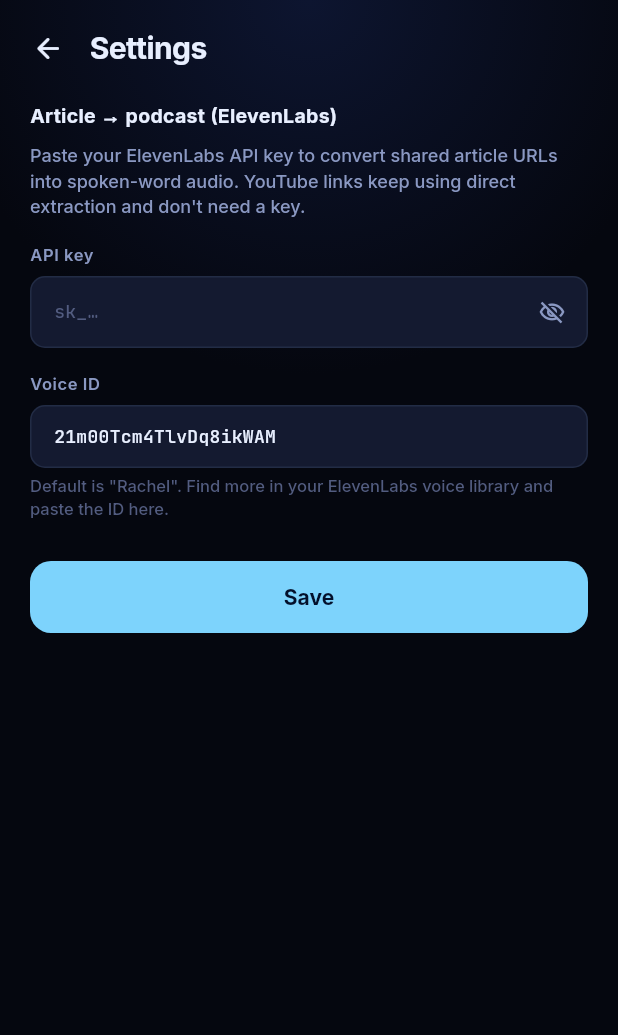
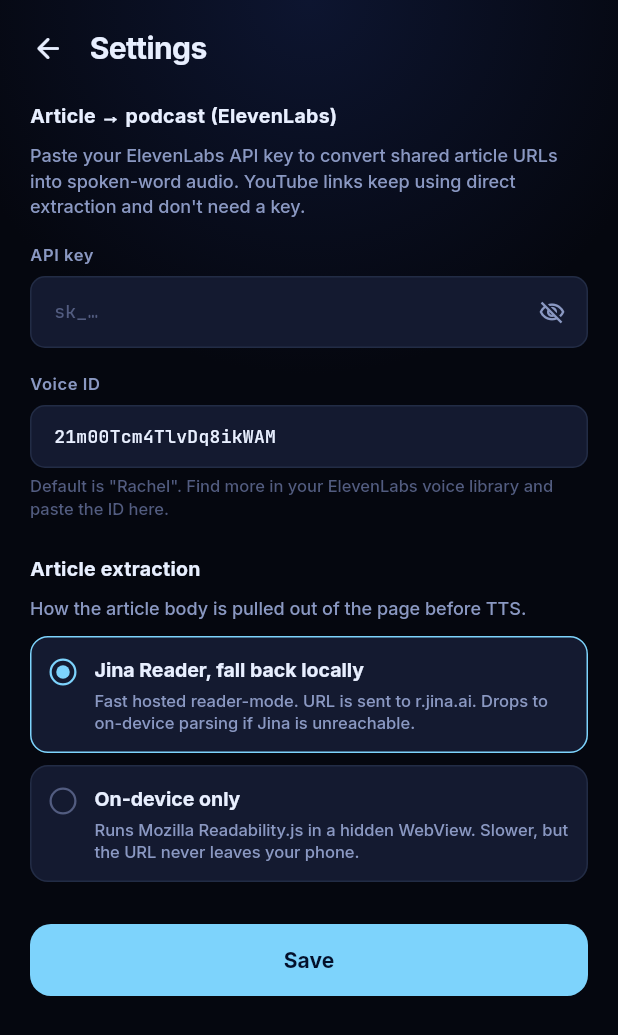
Before and after one commit to wgorski/podcastr, a Flutter app: the SettingsScreen screen opened directly, on a phone screen of 412 x 824 dp. Shown: the top 1035 px of the screen. Run offline on Flutter 3.47's test engine with Material 3 defaults, Android fonts, the phone set to English and light mode, and no system bars; our stand-ins replace google_fonts, just_audio, just_audio_background, permission_handler, share_plus, shared_preferences; missing offline and left inert: flutter_inappwebview, receive_sharing_intent; accounts and stored records are empty; statements that could not run were skipped.

Commit message:
Settings: choose Jina + local fallback vs. local only
Adds an ExtractionMode setting alongside the API key + voice ID. Two
options:

  - Jina Reader, fall back locally (default)
  - On-device only — runs Readability.js in the hidden WebView and
    never sends the URL to r.jina.ai

The article sheet reads the mode in _resolve() and passes it per call
to ArticleExtractor.extract(); the local-only path is a direct user
choice, not a fallback, so it doesn't set usedFallback / surface the
banner.

Tests cover the new orchestration path, the constructor-default vs
per-call override behaviour, and the SettingsStore round-trip.

```diff
--- a/lib/screens/article_sheet.dart
+++ b/lib/screens/article_sheet.dart
@@ -58,7 +58,8 @@ class _ArticleSheetState extends State<ArticleSheet> {
       _errorMessage = null;
     });
     try {
-      final article = await _extractor.extract(widget.url);
+      final mode = await _settings.extractionMode();
+      final article = await _extractor.extract(widget.url, mode: mode);
       if (!mounted) return;
       // Surface the missing-key state up front — the user shouldn't have to
       // wait for ElevenLabs to reject the request to learn it's missing.
--- a/lib/screens/settings_screen.dart
+++ b/lib/screens/settings_screen.dart
@@ -1,5 +1,6 @@
 import 'package:flutter/material.dart';
 
+import '../services/article_extractor.dart';
 import '../services/elevenlabs_tts.dart';
 import '../state/settings_store.dart';
 import '../theme/aurora_theme.dart';
@@ -22,6 +23,7 @@ class _SettingsScreenState extends State<SettingsScreen> {
   final _voiceCtrl = TextEditingController();
   bool _obscure = true;
   bool _loaded = false;
+  ExtractionMode _mode = ExtractionMode.jinaWithLocalFallback;
 
   @override
   void initState() {
@@ -32,10 +34,12 @@ class _SettingsScreenState extends State<SettingsScreen> {
   Future<void> _load() async {
     final key = await _store.apiKey();
     final voice = await _store.voiceId();
+    final mode = await _store.extractionMode();
     if (!mounted) return;
     setState(() {
       _apiKeyCtrl.text = key ?? '';
       _voiceCtrl.text = voice;
+      _mode = mode;
       _loaded = true;
     });
   }
@@ -45,6 +49,7 @@ class _SettingsScreenState extends State<SettingsScreen> {
     final voice = _voiceCtrl.text.trim();
     await _store.setApiKey(key.isEmpty ? null : key);
     await _store.setVoiceId(voice.isEmpty ? null : voice);
+    await _store.setExtractionMode(_mode);
     if (!mounted) return;
     Navigator.of(context).pop(key.isNotEmpty);
   }
@@ -120,6 +125,34 @@ class _SettingsScreenState extends State<SettingsScreen> {
                             'Default is "Rachel". Find more in your ElevenLabs voice library and paste the ID here.',
                             style: AuroraTheme.body(
                                 size: 11, color: AuroraTheme.dim, height: 1.4),
+                          ),
+                          const SizedBox(height: 24),
+                          _SectionLabel('Article extraction'),
+                          const SizedBox(height: 8),
+                          Text(
+                            'How the article body is pulled out of the page before TTS.',
+                            style: AuroraTheme.body(
+                                size: 12, color: AuroraTheme.muted, height: 1.45),
+                          ),
+                          const SizedBox(height: 10),
+                          _ExtractionModeOption(
+                            mode: ExtractionMode.jinaWithLocalFallback,
+                            selected: _mode,
+                            title: 'Jina Reader, fall back locally',
+                            subtitle:
+                                'Fast hosted reader-mode. URL is sent to r.jina.ai. '
+                                'Drops to on-device parsing if Jina is unreachable.',
+                            onTap: (m) => setState(() => _mode = m),
+                          ),
+                          const SizedBox(height: 8),
+                          _ExtractionModeOption(
+                            mode: ExtractionMode.localOnly,
+                            selected: _mode,
+                            title: 'On-device only',
+                            subtitle:
+                                'Runs Mozilla Readability.js in a hidden WebView. '
+                                'Slower, but the URL never leaves your phone.',
+                            onTap: (m) => setState(() => _mode = m),
                           ),
                           const SizedBox(height: 28),
                           SizedBox(
@@ -234,6 +267,98 @@ class _ApiKeyField extends StatelessWidget {
       );
 }
 
+/// Radio-style row for picking an [ExtractionMode]. Aurora-flavoured so it
+/// reads as part of the settings sheet rather than a default Material
+/// RadioListTile.
+class _ExtractionModeOption extends StatelessWidget {
+  final ExtractionMode mode;
+  final ExtractionMode selected;
+  final String title;
+  final String subtitle;
+  final ValueChanged<ExtractionMode> onTap;
+  const _ExtractionModeOption({
+    required this.mode,
+    required this.selected,
+    required this.title,
+    required this.subtitle,
+    required this.onTap,
+  });
+
+  @override
+  Widget build(BuildContext context) {
+    final isOn = mode == selected;
+    return InkWell(
+      onTap: () => onTap(mode),
+      borderRadius: BorderRadius.circular(12),
+      child: Container(
+        padding: const EdgeInsets.symmetric(horizontal: 12, vertical: 12),
+        decoration: BoxDecoration(
+          color: AuroraTheme.surface2,
+          borderRadius: BorderRadius.circular(12),
+          border: Border.all(
+            color: isOn ? AuroraTheme.accent : AuroraTheme.border,
+            width: 1,
+          ),
+        ),
+        child: Row(
+          crossAxisAlignment: CrossAxisAlignment.start,
+          children: [
+            Container(
+              width: 18,
+              height: 18,
+              margin: const EdgeInsets.only(top: 2),
+              decoration: BoxDecoration(
+                shape: BoxShape.circle,
+                border: Border.all(
+                  color: isOn ? AuroraTheme.accent : AuroraTheme.dim,
+                  width: 1.5,
+                ),
+              ),
+              child: isOn
+                  ? Center(
+                      child: Container(
+                        width: 9,
+                        height: 9,
+                        decoration: const BoxDecoration(
+                          shape: BoxShape.circle,
+                          color: AuroraTheme.accent,
+                        ),
+                      ),
+                    )
+                  : null,
+            ),
+            const SizedBox(width: 12),
+            Expanded(
+              child: Column(
+                crossAxisAlignment: CrossAxisAlignment.start,
+                children: [
+                  Text(
+                    title,
+                    style: AuroraTheme.body(
+                      size: 13,
+                      weight: FontWeight.w700,
+                      color: AuroraTheme.text,
+                    ),
+                  ),
+                  const SizedBox(height: 3),
+                  Text(
+                    subtitle,
+                    style: AuroraTheme.body(
+                      size: 11,
+                      color: AuroraTheme.muted,
+                      height: 1.4,
+                    ),
+                  ),
+                ],
+              ),
+            ),
+          ],
+        ),
+      ),
+    );
+  }
+}
+
 class _PlainField extends StatelessWidget {
   final TextEditingController controller;
   final String hint;
--- a/lib/services/article_extractor.dart
+++ b/lib/services/article_extractor.dart
@@ -1,5 +1,18 @@
 import 'jina_reader.dart';
 import 'readability_extractor.dart';
+
+/// User-selectable extraction strategy. Stored in [SettingsStore] and
+/// passed into [ArticleExtractor.extract] per call.
+enum ExtractionMode {
+  /// Try Jina Reader first (fast hosted service); on failure, run the
+  /// bundled Readability.js inside a HeadlessInAppWebView.
+  jinaWithLocalFallback,
+
+  /// Skip Jina entirely and always run the on-device Readability.js
+  /// path. Useful when the user doesn't want to send article URLs to a
+  /// third-party reader service.
+  localOnly,
+}
 
 /// What we extract from an article URL — enough to render the preview card
 /// in the article sheet and to feed the TTS engine.
@@ -88,16 +101,33 @@ class ArticleExtractor {
   final JinaReader _jina;
   final ReadabilityExtractor _readability;
 
-  ArticleExtractor({JinaReader? jina, ReadabilityExtractor? readability})
-      : _jina = jina ?? JinaReader(),
+  /// Mode used when [extract] is called without an explicit override.
+  final ExtractionMode defaultMode;
+
+  ArticleExtractor({
+    JinaReader? jina,
+    ReadabilityExtractor? readability,
+    this.defaultMode = ExtractionMode.jinaWithLocalFallback,
+  })  : _jina = jina ?? JinaReader(),
         _readability = readability ?? ReadabilityExtractor();
 
-  Future<ExtractedArticle> extract(String url) async {
+  Future<ExtractedArticle> extract(String url, {ExtractionMode? mode}) async {
     final uri = Uri.tryParse(url);
     if (uri == null || !uri.hasScheme || !uri.hasAuthority) {
       throw const ArticleException('Not a valid URL.');
     }
+    final useMode = mode ?? defaultMode;
 
+    if (useMode == ExtractionMode.localOnly) {
+      try {
+        return await _readability.extract(url);
+      } catch (e) {
+        throw ArticleException('Couldn\'t read this page: $e');
+      }
+    }
+
+    // jinaWithLocalFallback: try Jina, fall back to Readability on a
+    // recognised JinaException. Other errors propagate as-is.
     try {
       return await _jina.extract(url);
     } on JinaException catch (jinaErr) {
--- a/lib/state/settings_store.dart
+++ b/lib/state/settings_store.dart
@@ -1,14 +1,16 @@
 import 'package:shared_preferences/shared_preferences.dart';
 
+import '../services/article_extractor.dart';
 import '../services/elevenlabs_tts.dart';
 
 /// User-configurable settings. Today: ElevenLabs API key + voice ID for
-/// article→podcast TTS. SharedPreferences-backed; no encryption (good
-/// enough for a personal tool, upgrade to EncryptedSharedPreferences if
-/// you ever ship this).
+/// article→podcast TTS, plus the preferred article-extraction strategy.
+/// SharedPreferences-backed; no encryption (good enough for a personal
+/// tool, upgrade to EncryptedSharedPreferences if you ever ship this).
 class SettingsStore {
   static const _keyApiKey = 'elevenlabs.apiKey';
   static const _keyVoiceId = 'elevenlabs.voiceId';
+  static const _keyExtractionMode = 'article.extractionMode';
 
   Future<String?> apiKey() async {
     final p = await SharedPreferences.getInstance();
@@ -20,6 +22,16 @@ class SettingsStore {
     final p = await SharedPreferences.getInstance();
     final v = p.getString(_keyVoiceId)?.trim();
     return (v == null || v.isEmpty) ? ElevenLabsTts.defaultVoiceId : v;
+  }
+
+  Future<ExtractionMode> extractionMode() async {
+    final p = await SharedPreferences.getInstance();
+    final raw = p.getString(_keyExtractionMode);
+    if (raw == null) return ExtractionMode.jinaWithLocalFallback;
+    for (final mode in ExtractionMode.values) {
+      if (mode.name == raw) return mode;
+    }
+    return ExtractionMode.jinaWithLocalFallback;
   }
 
   Future<void> setApiKey(String? value) async {
@@ -41,4 +53,9 @@ class SettingsStore {
       await p.setString(_keyVoiceId, v);
     }
   }
+
+  Future<void> setExtractionMode(ExtractionMode mode) async {
+    final p = await SharedPreferences.getInstance();
+    await p.setString(_keyExtractionMode, mode.name);
+  }
 }
```
Also changed, not shown: 2 other files.
